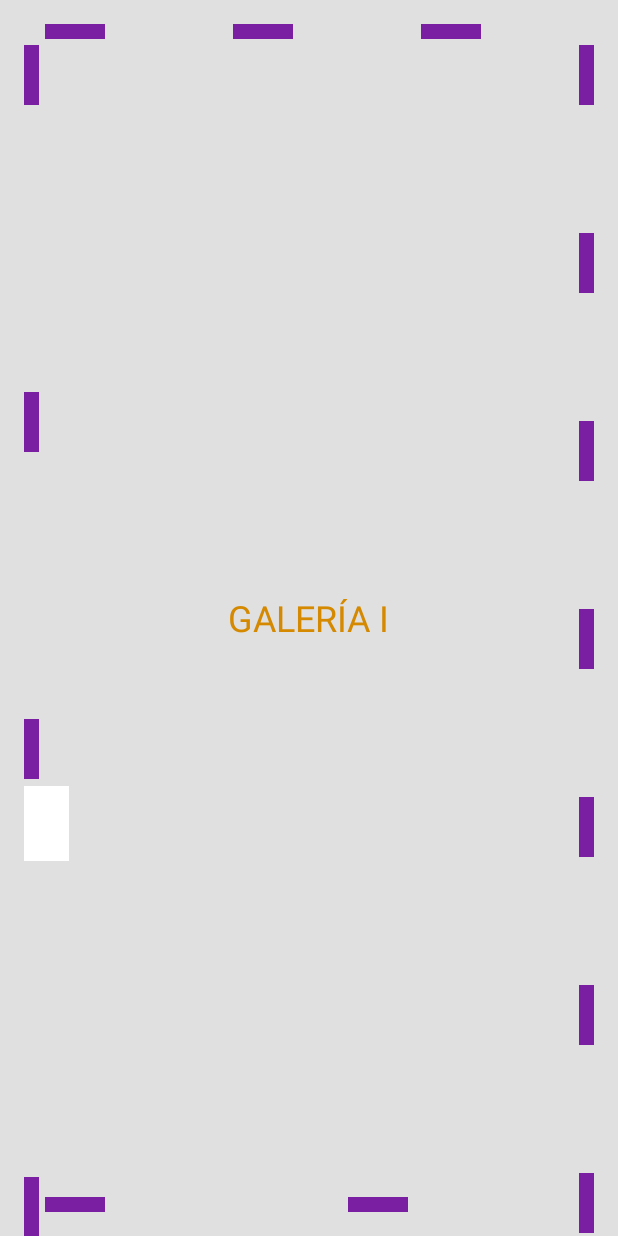
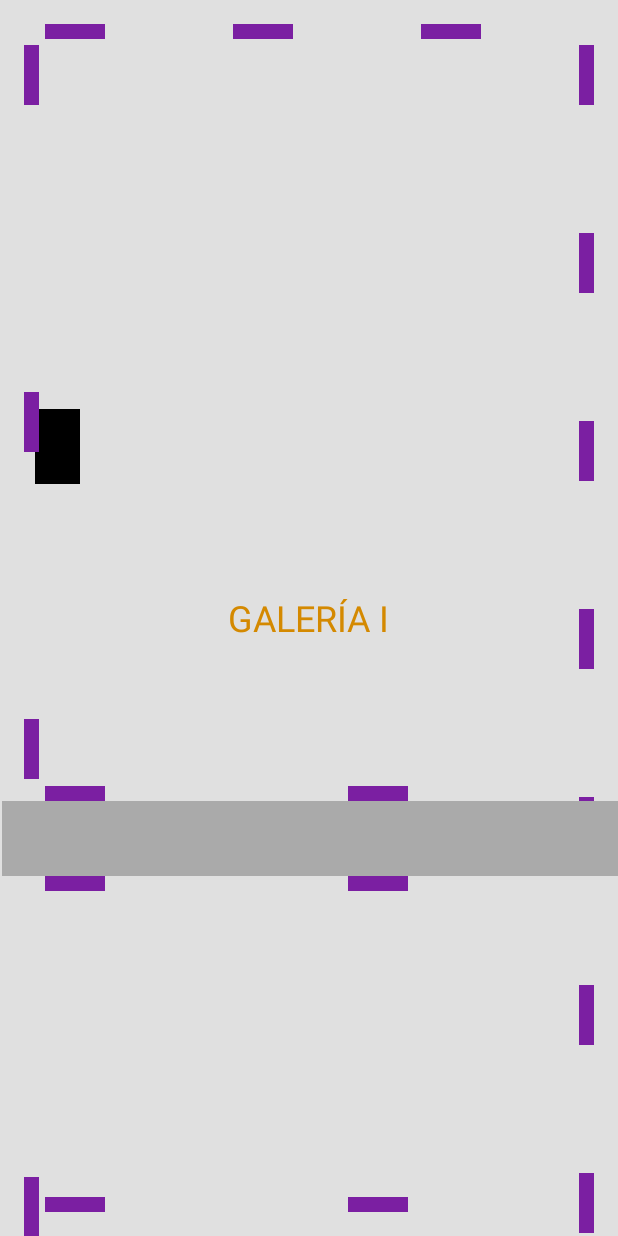
Before and after one commit to LucelyMendoza/ProyectoFinal_IDNP, an Android app: the layout activity_main.xml on its own in the app's theme, with its tools: preview values and no code run, on a phone screen of 412 x 824 dp. Run offline under Robolectric (Android 15) with nearby library versions, the phone set to English and light mode, and no system bars; Roboto replaces fonts that are not available here.

Commit message:
creacion de las pinturas centrales

```diff
--- a/app/src/main/res/layout/activity_main.xml
+++ b/app/src/main/res/layout/activity_main.xml
@@ -16,15 +16,16 @@
     <!-- Puerta -->
 
     <!-- Pinturas derecha -->
+
     <View
         android:id="@+id/door"
         android:layout_width="30dp"
         android:layout_height="50dp"
         android:layout_alignParentStart="true"
         android:layout_alignParentBottom="true"
-        android:layout_marginStart="16dp"
-        android:layout_marginBottom="250dp"
-        android:background="#FFFFFF" />
+        android:layout_marginStart="23dp"
+        android:layout_marginBottom="501dp"
+        android:background="#000000" />
 
     <View
         android:id="@+id/painting_right_1"
@@ -206,4 +207,77 @@
         android:layout_toEndOf="@id/painting_bottom_2"
         android:background="#7B1FA2" />
 
+    <!--   SEPARACION     -->
+
+    <View
+        android:id="@+id/separacion"
+        android:layout_width="500dp"
+        android:layout_height="50dp"
+        android:layout_alignParentStart="true"
+        android:layout_alignParentBottom="true"
+        android:layout_marginStart="1dp"
+        android:layout_marginBottom="240dp"
+        android:background="#AAAAAA" />
+
+    <!--pinturas arriba de separacion-->
+    <View
+        android:id="@+id/painting_medium_arriba_1"
+        android:layout_width="40dp"
+        android:layout_height="10dp"
+        android:background="#7B1FA2"
+        android:layout_alignParentBottom="true"
+        android:layout_marginBottom="290dp"
+        android:layout_marginStart="30dp" />
+
+    <View
+        android:id="@+id/painting_medium_arriba_2"
+        android:layout_width="40dp"
+        android:layout_height="10dp"
+        android:layout_alignParentBottom="true"
+        android:layout_marginStart="162dp"
+        android:layout_marginBottom="290dp"
+        android:layout_toEndOf="@id/painting_bottom_1"
+        android:background="#7B1FA2" />
+
+    <View
+        android:id="@+id/painting_medium_arriba_3"
+        android:layout_width="40dp"
+        android:layout_height="10dp"
+        android:layout_alignParentBottom="true"
+        android:layout_marginStart="162dp"
+        android:layout_marginBottom="290dp"
+        android:layout_toEndOf="@id/painting_bottom_2"
+        android:background="#7B1FA2" />
+
+    <!--pinturas abajo de separacion -->
+    <View
+        android:id="@+id/painting_medium_abajo_1"
+        android:layout_width="40dp"
+        android:layout_height="10dp"
+        android:background="#7B1FA2"
+        android:layout_alignParentBottom="true"
+        android:layout_marginBottom="230dp"
+        android:layout_marginStart="30dp" />
+
+    <View
+        android:id="@+id/painting_medium_abajo_2"
+        android:layout_width="40dp"
+        android:layout_height="10dp"
+        android:layout_alignParentBottom="true"
+        android:layout_marginStart="162dp"
+        android:layout_marginBottom="230dp"
+        android:layout_toEndOf="@id/painting_bottom_1"
+        android:background="#7B1FA2" />
+
+    <View
+        android:id="@+id/painting_medium_abajo_3"
+        android:layout_width="40dp"
+        android:layout_height="10dp"
+        android:layout_alignParentBottom="true"
+        android:layout_marginStart="162dp"
+        android:layout_marginBottom="230dp"
+        android:layout_toEndOf="@id/painting_bottom_2"
+        android:background="#7B1FA2" />
+
+
 </RelativeLayout>
```
